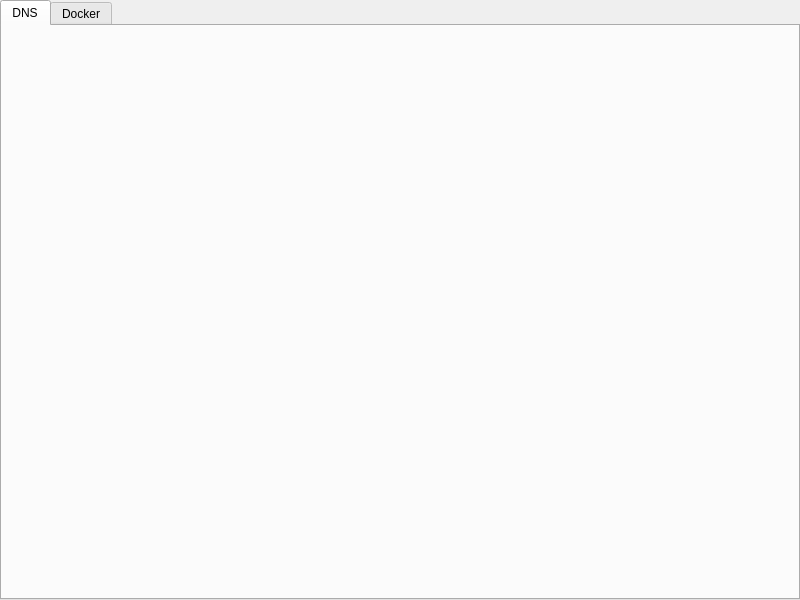
This is ui/mainwindow.ui in Ali-SZ/best403unlocker-qt as Qt 5 draws it before an edit. The edited form follows.
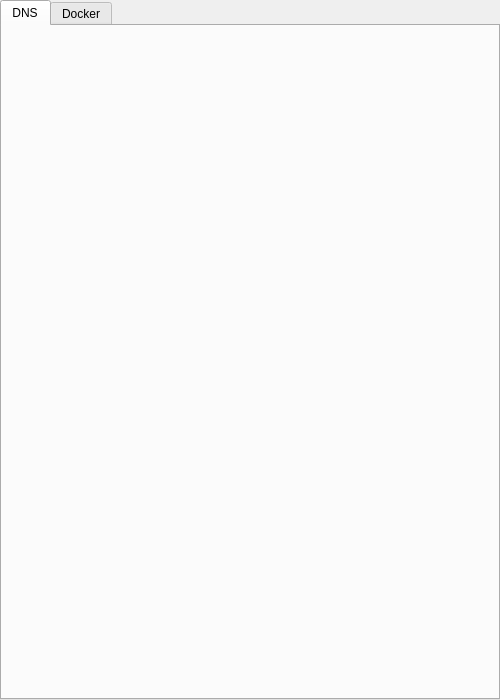
This is the edited form.

Commit message: UI: change design of dns widget and size of main window

```diff
--- a/ui/mainwindow.ui
+++ b/ui/mainwindow.ui
@@ -6,8 +6,8 @@
    <rect>
     <x>0</x>
     <y>0</y>
-    <width>800</width>
-    <height>600</height>
+    <width>500</width>
+    <height>700</height>
    </rect>
   </property>
   <property name="sizePolicy">
@@ -18,14 +18,14 @@
   </property>
   <property name="minimumSize">
    <size>
-    <width>800</width>
-    <height>600</height>
+    <width>500</width>
+    <height>700</height>
    </size>
   </property>
   <property name="maximumSize">
    <size>
-    <width>800</width>
-    <height>600</height>
+    <width>500</width>
+    <height>700</height>
    </size>
   </property>
   <property name="windowTitle">
```
The commit also changes 1 other file.
